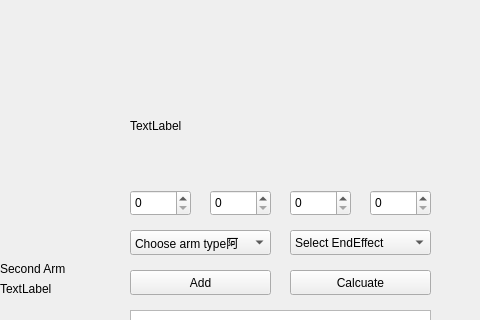
Before: the Qt Designer form QT_INterface/Kinematics_Arm/mainwindow.ui in RedAmancy918/Kinematics_Arm, drawn with Qt 5; both pictures show x 320 to 800 and y 0 to 320 of the 800 by 600 pixel window.
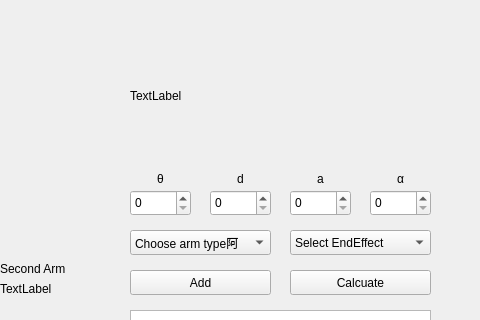
After: the same form once the commit is applied.

What changed in the file:
```diff
--- a/QT_INterface/Kinematics_Arm/mainwindow.ui
+++ b/QT_INterface/Kinematics_Arm/mainwindow.ui
@@ -251,7 +251,7 @@
     <property name="geometry">
      <rect>
       <x>450</x>
-      <y>90</y>
+      <y>60</y>
       <width>301</width>
       <height>71</height>
      </rect>
@@ -338,6 +338,70 @@
      </property>
     </item>
    </widget>
+   <widget class="QLabel" name="label_6">
+    <property name="geometry">
+     <rect>
+      <x>450</x>
+      <y>170</y>
+      <width>61</width>
+      <height>17</height>
+     </rect>
+    </property>
+    <property name="text">
+     <string>θ</string>
+    </property>
+    <property name="alignment">
+     <set>Qt::AlignCenter</set>
+    </property>
+   </widget>
+   <widget class="QLabel" name="label_7">
+    <property name="geometry">
+     <rect>
+      <x>530</x>
+      <y>170</y>
+      <width>61</width>
+      <height>17</height>
+     </rect>
+    </property>
+    <property name="text">
+     <string>d</string>
+    </property>
+    <property name="alignment">
+     <set>Qt::AlignCenter</set>
+    </property>
+   </widget>
+   <widget class="QLabel" name="label_8">
+    <property name="geometry">
+     <rect>
+      <x>610</x>
+      <y>170</y>
+      <width>61</width>
+      <height>17</height>
+     </rect>
+    </property>
+    <property name="text">
+     <string>a</string>
+    </property>
+    <property name="alignment">
+     <set>Qt::AlignCenter</set>
+    </property>
+   </widget>
+   <widget class="QLabel" name="label_9">
+    <property name="geometry">
+     <rect>
+      <x>690</x>
+      <y>170</y>
+      <width>61</width>
+      <height>17</height>
+     </rect>
+    </property>
+    <property name="text">
+     <string>α</string>
+    </property>
+    <property name="alignment">
+     <set>Qt::AlignCenter</set>
+    </property>
+   </widget>
   </widget>
   <widget class="QMenuBar" name="menubar">
    <property name="geometry">
```
